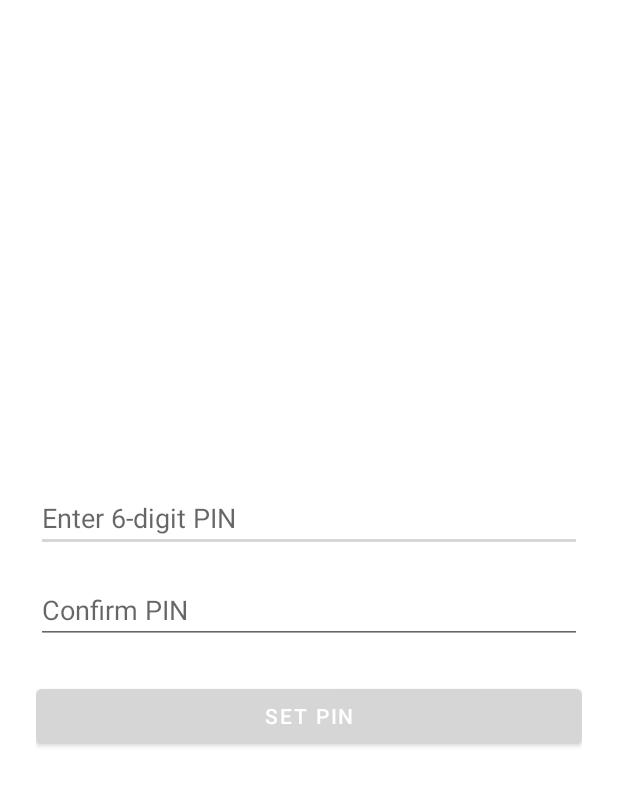
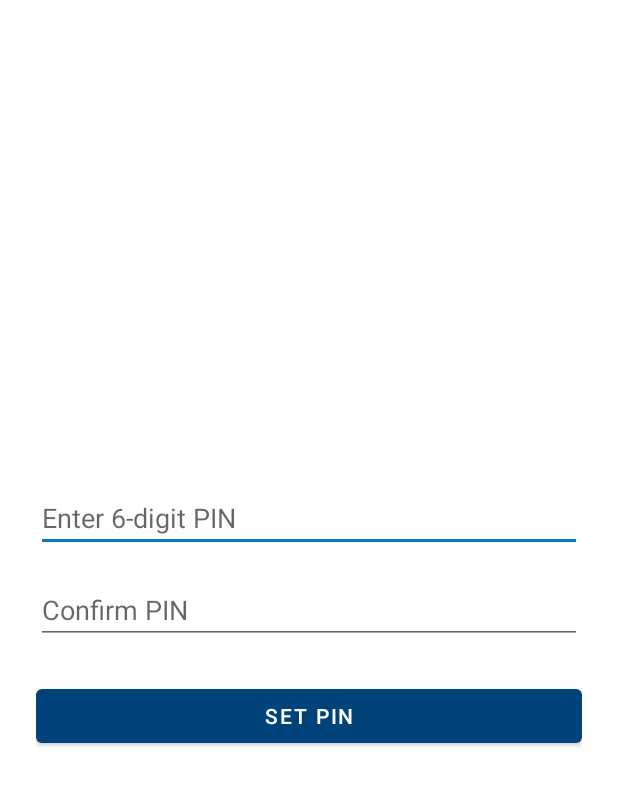
Before and after one commit to SanjayaCF/Spare-Wallet, an Android app: the screen it shows after launch once a user with an empty profile is signed in (SetupPinActivity), on a phone screen of 412 x 824 dp. Shown: the top 786 px of the screen. Run offline under Robolectric (Android 15) with nearby library versions, the light colour scheme and no system bars; our stand-ins replace Firebase (no records; nobody signed in at launch, a user with empty details on screens opened directly).

Commit message:
add string and colors

```diff
--- a/app/src/main/res/values/colors.xml
+++ b/app/src/main/res/values/colors.xml
@@ -7,4 +7,8 @@
     <color name="teal_700">#FF018786</color>
     <color name="black">#FF000000</color>
     <color name="white">#FFFFFFFF</color>
+    <color name="dark_blue">#00427A</color>
+    <color name="light_blue">#005FAF</color>
+    <color name="blue_accent">#007ACC</color>
+    <color name="blue_accent_dark">#003366</color>
 </resources>
```
Also changed, not shown: app/src/main/res/values/strings.xml (+9 -0 lines).
